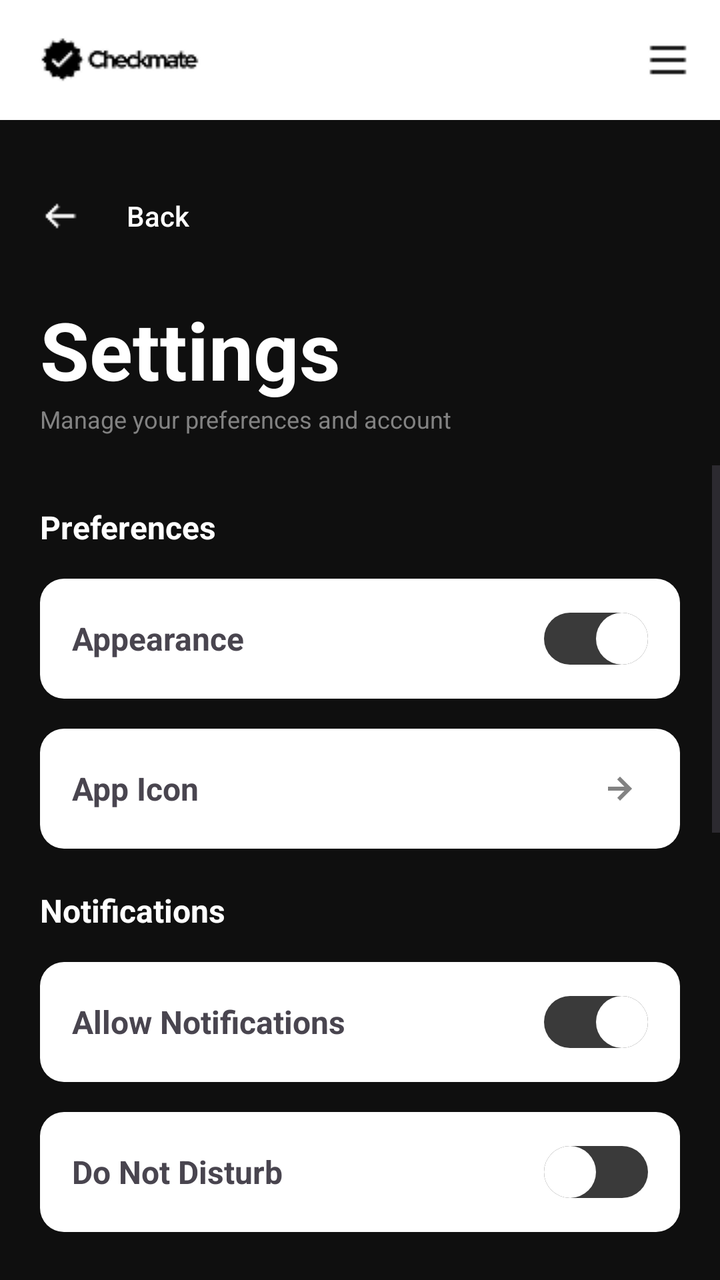
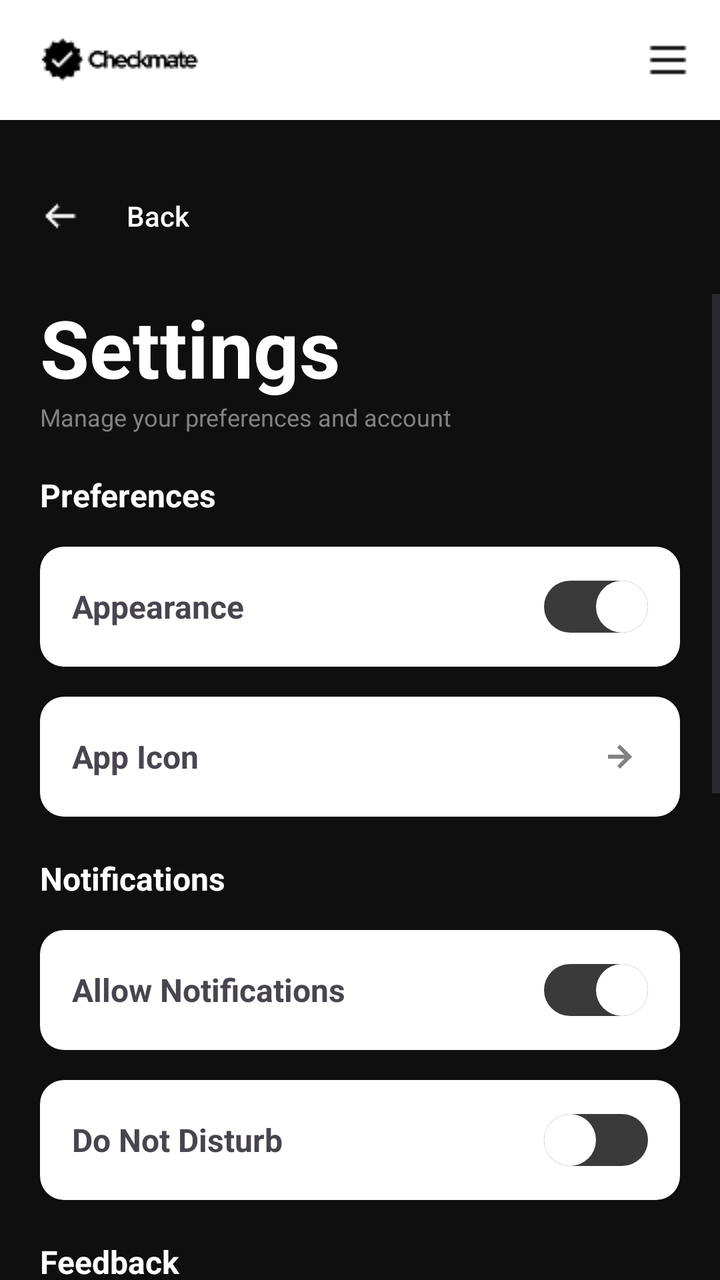

Before-and-after screenshots of an Android layout around one commit, followed by the original layout XML and the change that was made.
<!-- AndroidManifest.xml: application theme Theme.AuthTest -->
<!-- res/layout/activity_settings.xml -->
<?xml version="1.0" encoding="utf-8"?>
<androidx.drawerlayout.widget.DrawerLayout
    xmlns:android="http://schemas.android.com/apk/res/android"
    xmlns:tools="http://schemas.android.com/tools"
    xmlns:app="http://schemas.android.com/apk/res-auto"
    android:id="@+id/main"
    android:layout_width="match_parent"
    android:layout_height="match_parent"
    android:background="#0F0F0F"
    android:fitsSystemWindows="true"
    tools:context=".SettingsActivity" >

    <LinearLayout
        android:layout_width="match_parent"
        android:layout_height="match_parent"
        android:orientation="vertical">

        <RelativeLayout
            android:layout_width="match_parent"
            android:layout_height="60dp"
            android:background="#FFFFFF">

            <ImageView
                android:id="@+id/header_logo"
                android:layout_width="wrap_content"
                android:layout_height="wrap_content"
                android:layout_alignParentStart="true"
                android:layout_centerVertical="true"
                android:layout_marginStart="16dp"
                android:src="@drawable/header_logo"
                android:contentDescription="header_logo" />

            <ImageView
                android:id="@+id/hamburger_icon"
                android:layout_width="wrap_content"
                android:layout_height="wrap_content"
                android:layout_alignParentEnd="true"
                android:layout_centerVertical="true"
                android:layout_marginEnd="16dp"
                android:src="@drawable/hamburger_icon"
                android:contentDescription="hamburger_icon" />
        </RelativeLayout>

        <LinearLayout
            android:layout_width="match_parent"
            android:layout_height="wrap_content"
            android:paddingHorizontal="20dp"
            android:paddingTop="24dp"
            android:paddingBottom="16dp">

            <androidx.appcompat.widget.AppCompatButton
                android:id="@+id/backButton"
                android:layout_width="wrap_content"
                android:layout_height="wrap_content"
                android:background="@android:color/transparent"
                android:drawableStart="@drawable/left_arrow"
                android:drawablePadding="10dp"
                android:text="Back"
                android:textAllCaps="false"
                android:textColor="#FFFFFF" />
        </LinearLayout>

        <LinearLayout
            android:layout_width="match_parent"
            android:layout_height="wrap_content"
            android:orientation="vertical"
            android:paddingTop="0dp"
            android:paddingStart="20dp"
            android:paddingEnd="20dp"
            android:paddingBottom="15dp" >

            <TextView
                android:text="Settings"
                android:textColor="#FFFFFF"
                android:textStyle="bold"
                android:textSize="40sp"
                android:layout_width="wrap_content"
                android:layout_height="wrap_content" />

            <TextView
                android:text="Manage your preferences and account"
                android:textColor="#828282"
                android:textSize="12sp"
                android:layout_width="wrap_content"
                android:layout_height="wrap_content" />

        </LinearLayout>

        <ScrollView
            android:layout_width="match_parent"
            android:layout_height="0dp"
            android:layout_weight="1">

            <LinearLayout
                android:layout_width="match_parent"
                android:layout_height="wrap_content"
                android:orientation="vertical"
                android:paddingStart="20dp"
                android:paddingEnd="20dp"
                android:paddingTop="20dp"
                android:paddingBottom="20dp">

                <TextView
                    android:layout_width="wrap_content"
                    android:layout_height="wrap_content"
                    android:text="Preferences"
                    android:textColor="#FFFFFF"
                    android:textSize="16sp"
                    android:textStyle="bold"
                    android:layout_marginBottom="15dp" />

                <LinearLayout
                    android:layout_width="match_parent"
                    android:layout_height="60dp"
                    android:orientation="horizontal"
                    android:gravity="center_vertical"
                    android:background="@drawable/settings_button_bg"
                    android:paddingStart="16dp"
                    android:paddingEnd="16dp"
                    android:layout_marginBottom="15dp">

                    <LinearLayout
                        android:layout_width="0dp"
                        android:layout_height="wrap_content"
                        android:layout_weight="1"
                        android:orientation="vertical"
                        android:gravity="center_vertical">

                        <TextView
                            android:layout_width="wrap_content"
                            android:layout_height="wrap_content"
                            android:text="Appearance"
                            android:textStyle="bold"
                            android:textSize="16sp" />

                    </LinearLayout>

                    <Switch
                        android:id="@+id/appearanceToggle"
                        android:layout_width="wrap_content"
                        android:layout_height="wrap_content"
                        android:thumb="@drawable/toggle_thumb"
                        android:track="@drawable/toggle_track"
                        android:checked="true" />

                </LinearLayout>

                <LinearLayout
                    android:id="@+id/appIconButton"
                    android:layout_width="match_parent"
                    android:layout_height="60dp"
                    android:orientation="horizontal"
                    android:gravity="center_vertical"
                    android:background="@drawable/settings_button_bg"
                    android:paddingStart="16dp"
                    android:paddingEnd="16dp"
                    android:clickable="true"
                    android:focusable="true">

                    <LinearLayout
                        android:layout_width="0dp"
                        android:layout_height="wrap_content"
                        android:layout_weight="1"
                        android:orientation="vertical"
                        android:gravity="center_vertical">

                        <TextView
                            android:layout_width="wrap_content"
                            android:layout_height="wrap_content"
                            android:text="App Icon"
                            android:textStyle="bold"
                            android:textSize="16sp" />

                    </LinearLayout>

                    <ImageView
                        android:layout_width="24dp"
                        android:layout_height="24dp"
                        android:src="@drawable/ic_arrow_right"
                        android:contentDescription="Navigate"
                        app:tint="#828282" />

                </LinearLayout>

                <TextView
                    android:layout_width="wrap_content"
                    android:layout_height="wrap_content"
                    android:text="Notifications"
                    android:textColor="#FFFFFF"
                    android:textSize="16sp"
                    android:textStyle="bold"
                    android:layout_marginTop="20dp"
                    android:layout_marginBottom="15dp" />

                <LinearLayout
                    android:layout_width="match_parent"
                    android:layout_height="60dp"
                    android:orientation="horizontal"
                    android:gravity="center_vertical"
                    android:background="@drawable/settings_button_bg"
                    android:paddingStart="16dp"
                    android:paddingEnd="16dp"
                    android:layout_marginBottom="15dp">

                    <LinearLayout
                        android:layout_width="0dp"
                        android:layout_height="wrap_content"
                        android:layout_weight="1"
                        android:orientation="vertical"
                        android:gravity="center_vertical">

                        <TextView
                            android:layout_width="wrap_content"
                            android:layout_height="wrap_content"
                            android:text="Allow Notifications"
                            android:textStyle="bold"
                            android:textSize="16sp" />

                    </LinearLayout>

                    <Switch
                        android:id="@+id/notificationsToggle"
                        android:layout_width="wrap_content"
                        android:layout_height="wrap_content"
                        android:thumb="@drawable/toggle_thumb"
                        android:track="@drawable/toggle_track"
                        android:checked="true" />

                </LinearLayout>

                <LinearLayout
                    android:layout_width="match_parent"
                    android:layout_height="60dp"
                    android:orientation="horizontal"
                    android:gravity="center_vertical"
                    android:background="@drawable/settings_button_bg"
                    android:paddingStart="16dp"
                    android:paddingEnd="16dp" >

                    <LinearLayout
                        android:layout_width="0dp"
                        android:layout_height="wrap_content"
                        android:layout_weight="1"
                        android:orientation="vertical"
                        android:gravity="center_vertical">

                        <TextView
                            android:layout_width="wrap_content"
                            android:layout_height="wrap_content"
                            android:text="Do Not Disturb"
                            android:textStyle="bold"
                            android:textSize="16sp" />

                    </LinearLayout>

                    <Switch
                        android:id="@+id/doNotDisturbToggle"
                        android:layout_width="wrap_content"
                        android:layout_height="wrap_content"
                        android:thumb="@drawable/toggle_thumb"
                        android:track="@drawable/toggle_track"
                        android:checked="false" />

                </LinearLayout>

                <TextView
                    android:layout_width="wrap_content"
                    android:layout_height="wrap_content"
                    android:text="Feedback"
                    android:textColor="#FFFFFF"
                    android:textSize="16sp"
                    android:textStyle="bold"
                    android:layout_marginTop="20dp"
                    android:layout_marginBottom="15dp" />

                <LinearLayout
                    android:id="@+id/shareFeedbackButton"
                    android:layout_width="match_parent"
                    android:layout_height="60dp"
                    android:orientation="horizontal"
                    android:gravity="center_vertical"
                    android:background="@drawable/settings_button_bg"
                    android:paddingStart="16dp"
                    android:paddingEnd="16dp"
                    android:clickable="true"
                    android:focusable="true">

                    <LinearLayout
                        android:layout_width="0dp"
                        android:layout_height="wrap_content"
                        android:layout_weight="1"
                        android:orientation="vertical"
                        android:gravity="center_vertical">

                        <TextView
                            android:layout_width="wrap_content"
                            android:layout_height="wrap_content"
                            android:text="Share Feedback"
                            android:textStyle="bold"
                            android:textSize="16sp" />

                    </LinearLayout>

                    <ImageView
                        android:layout_width="24dp"
                        android:layout_height="24dp"
                        android:src="@drawable/ic_arrow_right"
                        android:contentDescription="Navigate"
                        app:tint="#828282" />

                </LinearLayout>

                <TextView
                    android:layout_width="wrap_content"
                    android:layout_height="wrap_content"
                    android:text="About"
                    android:textColor="#FFFFFF"
                    android:textSize="16sp"
                    android:textStyle="bold"
                    android:layout_marginTop="20dp"
                    android:layout_marginBottom="15dp" />

                <LinearLayout
                    android:id="@+id/termsOfServicesButton"
                    android:layout_width="match_parent"
                    android:layout_height="60dp"
                    android:layout_marginBottom="15dp"
                    android:background="@drawable/settings_button_bg"
                    android:clickable="true"
                    android:focusable="true"
                    android:gravity="center_vertical"
                    android:orientation="horizontal"
                    android:paddingStart="16dp"
                    android:paddingEnd="16dp">

                    <LinearLayout
                        android:layout_width="0dp"
                        android:layout_height="wrap_content"
                        android:layout_weight="1"
                        android:gravity="center_vertical"
                        android:orientation="vertical">

                        <TextView
                            android:layout_width="wrap_content"
                            android:layout_height="wrap_content"
                            android:text="Terms of Services"
                            android:textSize="16sp"
                            android:textStyle="bold" />

                    </LinearLayout>

                    <ImageView
                        android:layout_width="24dp"
                        android:layout_height="24dp"
                        android:contentDescription="Navigate"
                        android:src="@drawable/ic_arrow_right"
                        app:tint="#828282" />

                </LinearLayout>

                <LinearLayout
                    android:id="@+id/privacyPolicyButton"
                    android:layout_width="match_parent"
                    android:layout_height="60dp"
                    android:orientation="horizontal"
                    android:gravity="center_vertical"
                    android:background="@drawable/settings_button_bg"
                    android:paddingStart="16dp"
                    android:paddingEnd="16dp"
                    android:clickable="true"
                    android:focusable="true">

                    <LinearLayout
                        android:layout_width="0dp"
                        android:layout_height="wrap_content"
                        android:layout_weight="1"
                        android:orientation="vertical"
                        android:gravity="center_vertical">

                        <TextView
                            android:layout_width="wrap_content"
                            android:layout_height="wrap_content"
                            android:text="Privacy Policy"
                            android:textStyle="bold"
                            android:textSize="16sp" />

                    </LinearLayout>

                    <ImageView
                        android:layout_width="24dp"
                        android:layout_height="24dp"
                        android:src="@drawable/ic_arrow_right"
                        android:contentDescription="Navigate"
                        app:tint="#828282" />

                </LinearLayout>

                <TextView
                    android:layout_width="wrap_content"
                    android:layout_height="wrap_content"
                    android:text="Help"
                    android:textColor="#FFFFFF"
                    android:textSize="16sp"
                    android:textStyle="bold"
                    android:layout_marginTop="20dp"
                    android:layout_marginBottom="15dp" />

                <LinearLayout
                    android:id="@+id/faqsButton"
                    android:layout_width="match_parent"
                    android:layout_height="60dp"
                    android:orientation="horizontal"
                    android:gravity="center_vertical"
                    android:background="@drawable/settings_button_bg"
                    android:paddingStart="16dp"
                    android:paddingEnd="16dp"
                    android:layout_marginBottom="15dp"
                    android:clickable="true"
                    android:focusable="true">

                    <LinearLayout
                        android:layout_width="0dp"
                        android:layout_height="wrap_content"
                        android:layout_weight="1"
                        android:orientation="vertical"
                        android:gravity="center_vertical">

                        <TextView
                            android:layout_width="wrap_content"
                            android:layout_height="wrap_content"
                            android:text="FAQs"
                            android:textStyle="bold"
                            android:textSize="16sp" />

                    </LinearLayout>

                    <ImageView
                        android:layout_width="24dp"
                        android:layout_height="24dp"
                        android:src="@drawable/ic_arrow_right"
                        android:contentDescription="Navigate"
                        app:tint="#828282" />

                </LinearLayout>

                <androidx.appcompat.widget.AppCompatButton
                    android:id="@+id/logoutButton"
                    android:layout_width="match_parent"
                    android:layout_height="60dp"
                    android:text="Logout"
                    android:textColor="#FFFFFF"
                    android:textSize="16sp"
                    android:textAllCaps="false"
                    android:background="@drawable/settings_logout_button" />

            </LinearLayout>

        </ScrollView>

    </LinearLayout>

    <com.google.android.material.navigation.NavigationView
        android:id="@+id/navigation_view"
        android:layout_width="280dp"
        android:layout_height="match_parent"
        android:layout_gravity="start"
        android:fitsSystemWindows="true"
        android:background="#1A1A1A"
        app:menu="@menu/menu_drawer"
        app:headerLayout="@layout/drawer_header"
        app:itemTextColor="@color/menu_item_color"
        app:itemIconTint="@color/menu_item_color" />

</androidx.drawerlayout.widget.DrawerLayout>
<!-- res/layout/drawer_header.xml (included above) -->
<?xml version="1.0" encoding="utf-8"?>
<LinearLayout xmlns:android="http://schemas.android.com/apk/res/android"
    android:layout_width="match_parent"
    android:layout_height="200dp"
    android:orientation="vertical"
    android:gravity="bottom"
    android:padding="20dp"
    android:background="#0F0F0F">

    <ImageView
        android:id="@+id/drawer_user_avatar"
        android:layout_width="60dp"
        android:layout_height="60dp"
        android:src="@drawable/default_avatar"
        android:contentDescription="user_avatar"
        android:layout_marginBottom="15dp" />

    <TextView
        android:id="@+id/drawer_user_name"
        android:layout_width="wrap_content"
        android:layout_height="wrap_content"
        android:text="User Name"
        android:textColor="#FFFFFF"
        android:textSize="24sp"
        android:textStyle="bold" />

    <TextView
        android:id="@+id/drawer_user_email"
        android:layout_width="wrap_content"
        android:layout_height="wrap_content"
        android:text="user@example.com"
        android:textColor="#828282"
        android:textSize="12sp" />

</LinearLayout>
<!-- resources referenced by this layout -->
<resources>
  <!-- drawable default_avatar (drawable) -->
  <?xml version="1.0" encoding="utf-8"?>
  <vector xmlns:android="http://schemas.android.com/apk/res/android"
      android:width="24dp"
      android:height="24dp"
      android:viewportWidth="24"
      android:viewportHeight="24">
      <path
          android:fillColor="#FFFFFF"
          android:pathData="M12,12c2.21,0 4,-1.79 4,-4s-1.79,-4 -4,-4 -4,1.79 -4,4 1.79,4 4,4zm0,2c-2.67,0 -8,1.34 -8,4v2h16v-2c0,-2.66 -5.33,-4 -8,-4z" />
  </vector>
  <!-- drawable hamburger_icon: png bitmap (drawable, 177 bytes) -->
  <!-- drawable header_logo: png bitmap (drawable, 1337 bytes) -->
  <!-- drawable ic_arrow_right (drawable) -->
  <?xml version="1.0" encoding="utf-8"?>
  <vector xmlns:android="http://schemas.android.com/apk/res/android"
      android:width="24dp"
      android:height="24dp"
      android:viewportWidth="24"
      android:viewportHeight="24">
      <path
          android:fillColor="#828282"
          android:pathData="M8.59,16.58L10,18L16,12L10,6L8.59,7.41L12.17,11H4V13H12.17L8.59,16.58Z" />
  </vector>
  <!-- drawable left_arrow: png bitmap (drawable, 316 bytes) -->
  <!-- drawable settings_button_bg (drawable) -->
  <?xml version="1.0" encoding="utf-8"?>
  <shape xmlns:android="http://schemas.android.com/apk/res/android">
      <solid android:color="#FFFFFF" />
      <corners android:radius="12dp" />
  </shape>
  <!-- drawable settings_logout_button (drawable) -->
  <?xml version="1.0" encoding="utf-8"?>
  <shape xmlns:android="http://schemas.android.com/apk/res/android">
      <solid android:color="#C92A2A" />
      <corners android:radius="12dp" />
  </shape>
  <!-- drawable toggle_thumb (drawable) -->
  <?xml version="1.0" encoding="utf-8"?>
  <shape xmlns:android="http://schemas.android.com/apk/res/android"
      android:shape="oval">
      <solid android:color="#FFFFFF" />
      <size android:width="26dp" android:height="26dp" />
  </shape>
  <!-- drawable toggle_track (drawable) -->
  <?xml version="1.0" encoding="utf-8"?>
  <layer-list xmlns:android="http://schemas.android.com/apk/res/android">
      <item>
          <shape android:shape="rectangle">
              <solid android:color="#3A3A3A" />
              <corners android:radius="13dp" />
          </shape>
      </item>
  </layer-list>
  <style name="Theme.AuthTest" parent="Base.Theme.AuthTest" />
  <style name="Base.Theme.AuthTest" parent="Theme.Material3.DayNight.NoActionBar">
          
          
      </style>
</resources>

<!-- the commit's change to res/layout/activity_settings.xml (unified diff, before → after) -->
@@ -46,7 +46,7 @@
             android:layout_height="wrap_content"
             android:paddingHorizontal="20dp"
             android:paddingTop="24dp"
-            android:paddingBottom="16dp">
+            android:paddingBottom="15dp">
 
             <androidx.appcompat.widget.AppCompatButton
                 android:id="@+id/backButton"
@@ -60,32 +60,6 @@
                 android:textColor="#FFFFFF" />
         </LinearLayout>
 
-        <LinearLayout
-            android:layout_width="match_parent"
-            android:layout_height="wrap_content"
-            android:orientation="vertical"
-            android:paddingTop="0dp"
-            android:paddingStart="20dp"
-            android:paddingEnd="20dp"
-            android:paddingBottom="15dp" >
-
-            <TextView
-                android:text="Settings"
-                android:textColor="#FFFFFF"
-                android:textStyle="bold"
-                android:textSize="40sp"
-                android:layout_width="wrap_content"
-                android:layout_height="wrap_content" />
-
-            <TextView
-                android:text="Manage your preferences and account"
-                android:textColor="#828282"
-                android:textSize="12sp"
-                android:layout_width="wrap_content"
-                android:layout_height="wrap_content" />
-
-        </LinearLayout>
-
         <ScrollView
             android:layout_width="match_parent"
             android:layout_height="0dp"
@@ -97,8 +71,30 @@
                 android:orientation="vertical"
                 android:paddingStart="20dp"
                 android:paddingEnd="20dp"
-                android:paddingTop="20dp"
                 android:paddingBottom="20dp">
+
+                <LinearLayout
+                    android:layout_width="match_parent"
+                    android:layout_height="wrap_content"
+                    android:orientation="vertical"
+                    android:layout_marginBottom="20dp" >
+
+                    <TextView
+                        android:text="Settings"
+                        android:textColor="#FFFFFF"
+                        android:textStyle="bold"
+                        android:textSize="40sp"
+                        android:layout_width="wrap_content"
+                        android:layout_height="wrap_content" />
+
+                    <TextView
+                        android:text="Manage your preferences and account"
+                        android:textColor="#828282"
+                        android:textSize="12sp"
+                        android:layout_width="wrap_content"
+                        android:layout_height="wrap_content" />
+
+                </LinearLayout>
 
                 <TextView
                     android:layout_width="wrap_content"
